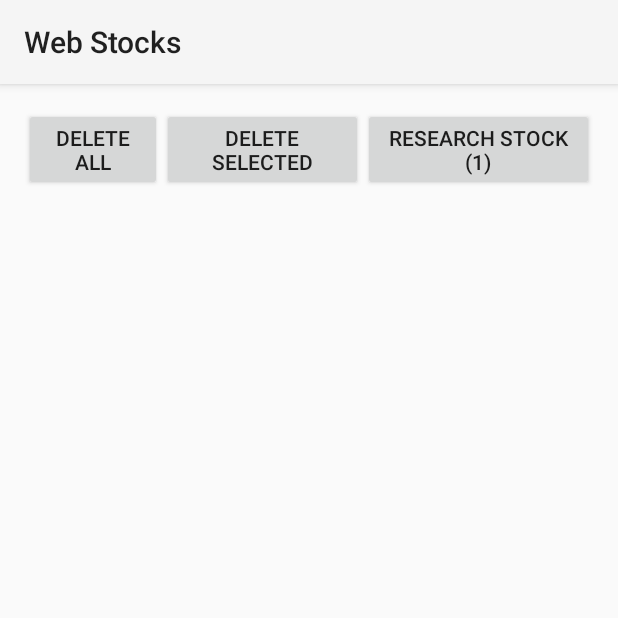
After one commit to JFlah/WebStocks, an Android app: the ViewActivity screen opened directly, with no data from a screen before it, on a phone screen of 412 x 824 dp, the top half of it. The commit adds this screen. Run offline under Robolectric (Android 15) with nearby library versions, the phone set to English and light mode, and no system bars; network calls fail.

Commit message:
Almost done

```diff
--- /dev/null
+++ b/app/src/main/java/com/example/jack/webstocks/MySQLiteHelper.java
@@ -0,0 +1,73 @@
+package com.example.jack.webstocks;
+
+/**
+ * Created by Jack on 5/10/2016.
+ */
+import android.content.Context;
+import android.database.sqlite.SQLiteDatabase;
+import android.database.sqlite.SQLiteOpenHelper;
+import android.provider.BaseColumns;
+import android.util.Log;
+
+public class MySQLiteHelper extends SQLiteOpenHelper {
+    private static final String DATABASE_NAME = "stocks.db";
+    private static final int DATABASE_VERSION = 1;
+
+    private static final String DATABASE_CREATE =
+            "create table " + StockEntry.TABLE_STOCK + " (" +
+                    StockEntry.COLUMN_ID + " integer primary key autoincrement, " +
+                    StockEntry.COLUMN_SYMBOL  + " text not null, " +
+                    StockEntry.COLUMN_PERCENTCHANGE + " text not null, " +
+                    StockEntry.COLUMN_ASKPRICE + " text not null, " +
+                    StockEntry.COLUMN_BIDPRICE + " text not null, " +
+                    StockEntry.COLUMN_DAYLOW + " text not null, " +
+                    StockEntry.COLUMN_DAYHIGH + " text not null, " +
+                    StockEntry.COLUMN_AVGDAILYVOLUME + " text not null, " +
+                    StockEntry.COLUMN_OPEN + " text not null, " +
+                    StockEntry.COLUMN_PREVCLOSE + " text not null, " +
+                    StockEntry.COLUMN_BOOKVAL + " text not null, " +
+                    StockEntry.COLUMN_DIVSHARE + " text not null, " +
+                    StockEntry.COLUMN_EPSESTIMATECURRENTYR + " text not null, " +
+                    StockEntry.COLUMN_EPSESTIMATENEXTYR + " text not null, " +
+                    StockEntry.COLUMN_YEARLOW + " text not null, " +
+                    StockEntry.COLUMN_YEARHIGH + " text not null)";
+
+    public MySQLiteHelper(Context context) {
+        super(context, DATABASE_NAME, null, DATABASE_VERSION);
+    }
+
+    @Override
+    public void onCreate(SQLiteDatabase database) {
+        database.execSQL(DATABASE_CREATE);
+    }
+
+    @Override
+    public void onUpgrade(SQLiteDatabase db, int oldVersion, int newVersion) {
+        Log.w(MySQLiteHelper.class.getName(),
+                "Upgrading database from version " + oldVersion + " to "
+                        + newVersion + ", which will destroy all old data");
+        db.execSQL("DROP TABLE IF EXISTS " + StockEntry.TABLE_STOCK);
+        onCreate(db);
+    }
+
+    public static abstract class StockEntry implements BaseColumns {
+        public static final String COLUMN_ID = "_id";
+        public static final String TABLE_STOCK = "stock";
+        public static final String COLUMN_SYMBOL = "symbol";
+        public static final String COLUMN_PERCENTCHANGE = "percentchange";
+        public static final String COLUMN_ASKPRICE = "askprice";
+        public static final String COLUMN_BIDPRICE = "bidprice";
+        public static final String COLUMN_DAYLOW = "daylow";
+        public static final String COLUMN_DAYHIGH = "dayhigh";
+        public static final String COLUMN_AVGDAILYVOLUME = "avgdailyvolume";
+        public static final String COLUMN_OPEN = "open";
+        public static final String COLUMN_PREVCLOSE = "prevclose";
+        public static final String COLUMN_BOOKVAL = "bookval";
+        public static final String COLUMN_DIVSHARE = "divshare";
+        public static final String COLUMN_EPSESTIMATECURRENTYR = "epsestimatecurrentyr";
+        public static final String COLUMN_EPSESTIMATENEXTYR = "epsestimatenextyr";
+        public static final String COLUMN_YEARLOW = "yearlow";
+        public static final String COLUMN_YEARHIGH = "yearhigh";
+    }
+
+}
--- /dev/null
+++ b/app/src/main/java/com/example/jack/webstocks/StockDataSource.java
@@ -0,0 +1,140 @@
+package com.example.jack.webstocks;
+
+/**
+ * Created by Jack on 5/10/2016.
+ */
+import android.content.ContentValues;
+import android.content.Context;
+import android.database.Cursor;
+import android.database.SQLException;
+import android.database.sqlite.SQLiteDatabase;
+
+import com.example.jack.webstocks.adt.WebStock;
+
+import java.util.ArrayList;
+
+public class StockDataSource {
+    public SQLiteDatabase database;
+    private MySQLiteHelper dbHelper;
+    public String[] allColumns = {
+            MySQLiteHelper.StockEntry.COLUMN_ID,
+            MySQLiteHelper.StockEntry.COLUMN_SYMBOL,
+            MySQLiteHelper.StockEntry.COLUMN_PERCENTCHANGE,
+            MySQLiteHelper.StockEntry.COLUMN_ASKPRICE,
+            MySQLiteHelper.StockEntry.COLUMN_BIDPRICE,
+            MySQLiteHelper.StockEntry.COLUMN_DAYLOW,
+            MySQLiteHelper.StockEntry.COLUMN_DAYHIGH,
+            MySQLiteHelper.StockEntry.COLUMN_AVGDAILYVOLUME,
+            MySQLiteHelper.StockEntry.COLUMN_OPEN,
+            MySQLiteHelper.StockEntry.COLUMN_PREVCLOSE,
+            MySQLiteHelper.StockEntry.COLUMN_BOOKVAL,
+            MySQLiteHelper.StockEntry.COLUMN_DIVSHARE,
+            MySQLiteHelper.StockEntry.COLUMN_EPSESTIMATECURRENTYR,
+            MySQLiteHelper.StockEntry.COLUMN_EPSESTIMATENEXTYR,
+            MySQLiteHelper.StockEntry.COLUMN_YEARLOW,
+            MySQLiteHelper.StockEntry.COLUMN_YEARHIGH
+    };
+    public StockDataSource(Context context) {
+        dbHelper = new MySQLiteHelper(context);
+    }
+
+    public void open() throws SQLException {
+        database = dbHelper.getWritableDatabase();
+    }
+
+    public void close() {
+        dbHelper.close();
+    }
+
+    public void delete() {
+        database.execSQL("DROP TABLE IF EXISTS " + MySQLiteHelper.StockEntry.TABLE_STOCK);
+    }
+
+    public void create() {
+        database.execSQL("create table if not exists " + MySQLiteHelper.StockEntry.TABLE_STOCK + " (" +
+                MySQLiteHelper.StockEntry.COLUMN_ID + " integer primary key autoincrement, " +
+                MySQLiteHelper.StockEntry.COLUMN_SYMBOL  + " text not null, " +
+                MySQLiteHelper.StockEntry.COLUMN_PERCENTCHANGE  + " text not null, " +
+                MySQLiteHelper.StockEntry.COLUMN_ASKPRICE  + " text not null, " +
+                MySQLiteHelper.StockEntry.COLUMN_BIDPRICE  + " text not null, " +
+                MySQLiteHelper.StockEntry.COLUMN_DAYLOW  + " text not null, " +
+                MySQLiteHelper.StockEntry.COLUMN_DAYHIGH  + " text not null, " +
+                MySQLiteHelper.StockEntry.COLUMN_AVGDAILYVOLUME  + " text not null, " +
+                MySQLiteHelper.StockEntry.COLUMN_OPEN  + " text not null, " +
+                MySQLiteHelper.StockEntry.COLUMN_PREVCLOSE  + " text not null, " +
+                MySQLiteHelper.StockEntry.COLUMN_BOOKVAL  + " text not null, " +
+                MySQLiteHelper.StockEntry.COLUMN_DIVSHARE  + " text not null, " +
+                MySQLiteHelper.StockEntry.COLUMN_EPSESTIMATECURRENTYR  + " text not null, " +
+                MySQLiteHelper.StockEntry.COLUMN_EPSESTIMATENEXTYR  + " text not null, " +
+                MySQLiteHelper.StockEntry.COLUMN_YEARLOW  + " text not null, " +
+                MySQLiteHelper.StockEntry.COLUMN_YEARHIGH + " text not null)");
+    }
+
+    public long createStock(String symbol, String percentChange, String askPrice, String bidPrice, String dayLow, String dayHigh, String avgDailyVolume,
+                            String open, String prevClose, String bookVal, String divShare, String epsEstimateCurrentYr, String epsEstimateNextYr,
+                            String yearLow, String yearHigh) {
+        ContentValues values = new ContentValues();
+        values.put(MySQLiteHelper.StockEntry.COLUMN_SYMBOL, symbol);
+        values.put(MySQLiteHelper.StockEntry.COLUMN_PERCENTCHANGE, percentChange);
+        values.put(MySQLiteHelper.StockEntry.COLUMN_ASKPRICE, askPrice);
+        values.put(MySQLiteHelper.StockEntry.COLUMN_BIDPRICE, bidPrice);
+        values.put(MySQLiteHelper.StockEntry.COLUMN_DAYLOW, dayLow);
+        values.put(MySQLiteHelper.StockEntry.COLUMN_DAYHIGH, dayHigh);
+        values.put(MySQLiteHelper.StockEntry.COLUMN_AVGDAILYVOLUME, avgDailyVolume);
+        values.put(MySQLiteHelper.StockEntry.COLUMN_OPEN, open);
+        values.put(MySQLiteHelper.StockEntry.COLUMN_PREVCLOSE, prevClose);
+        values.put(MySQLiteHelper.StockEntry.COLUMN_BOOKVAL, bookVal);
+        values.put(MySQLiteHelper.StockEntry.COLUMN_DIVSHARE, divShare);
+        values.put(MySQLiteHelper.StockEntry.COLUMN_EPSESTIMATECURRENTYR, epsEstimateCurrentYr);
+        values.put(MySQLiteHelper.StockEntry.COLUMN_EPSESTIMATENEXTYR, epsEstimateNextYr);
+        values.put(MySQLiteHelper.StockEntry.COLUMN_YEARLOW, yearLow);
+        values.put(MySQLiteHelper.StockEntry.COLUMN_YEARHIGH, yearHigh);
+        return database.insert(MySQLiteHelper.StockEntry.TABLE_STOCK, null, values);
+    }
+
+    public void deleteItem(WebStock item) {
+        long id = item.getId();
+        //System.out.println("Item deleted with id: " + id);
+        database.delete(MySQLiteHelper.StockEntry.TABLE_STOCK, MySQLiteHelper.StockEntry.COLUMN_ID
+                + " = " + id, null);
+    }
+
+    public ArrayList<WebStock> getAllItems() {
+        ArrayList<WebStock> items = new ArrayList<>();
+        Cursor cursor = database.query(MySQLiteHelper.StockEntry.TABLE_STOCK,
+                allColumns, null, null, null, null, null);
+
+        cursor.moveToFirst();
+        while (!cursor.isAfterLast()) {
+            WebStock detail = cursorToItem(cursor);
+            items.add(detail);
+            cursor.moveToNext();
+        }
+        // closing
+        cursor.close();
+        return items;
+    }
+
+    public WebStock cursorToItem(Cursor cursor) {
+        long id = cursor.getLong(0);
+        String symbol = cursor.getString(1);
+        String percentChange = cursor.getString(2);
+        double askPrice = Double.parseDouble(cursor.getString(3));
+        double bidPrice = Double.parseDouble(cursor.getString(4));
+        double dayLow = Double.parseDouble(cursor.getString(5));
+        double dayHigh = Double.parseDouble(cursor.getString(6));
+        int avgDailyVolume = Integer.parseInt(cursor.getString(7));
+        double open = Double.parseDouble(cursor.getString(8));
+        double prevClose = Double.parseDouble(cursor.getString(9));
+        double bookVal = Double.parseDouble(cursor.getString(10));
+        double divShare = Double.parseDouble(cursor.getString(11));
+        double epsEstimateCurrentYr = Double.parseDouble(cursor.getString(12));
+        double epsEstimateNextYr = Double.parseDouble(cursor.getString(13));
+        double yearLow = Double.parseDouble(cursor.getString(14));
+        double yearHigh = Double.parseDouble(cursor.getString(15));
+
+        return new WebStock(id, symbol, percentChange, askPrice, bidPrice, dayLow, dayHigh, avgDailyVolume,
+                open, prevClose, bookVal, divShare, epsEstimateCurrentYr, epsEstimateNextYr, yearLow, yearHigh);
+    }
+
+}
--- /dev/null
+++ b/app/src/main/java/com/example/jack/webstocks/ViewActivity.java
@@ -0,0 +1,100 @@
+package com.example.jack.webstocks;
+
+import android.app.Activity;
+import android.content.Intent;
+import android.os.Bundle;
+import android.util.SparseBooleanArray;
+import android.view.View;
+import android.widget.ArrayAdapter;
+import android.widget.Button;
+import android.widget.ListView;
+import android.widget.TextView;
+
+import com.example.jack.webstocks.adt.WebStock;
+
+import java.util.ArrayList;
+import java.util.List;
+
+public class ViewActivity extends Activity {
+    private StockDataSource dataSource;
+    private List<WebStock> favList;
+    Button delAll;
+    Button delSelected;
+    Button research;
+    ListView favLV;
+    TextView error;
+
+    @Override
+    protected void onCreate(Bundle savedInstanceState) {
+        super.onCreate(savedInstanceState);
+        setContentView(R.layout.activity_view);
+
+        favLV = (ListView) findViewById(R.id.favLV);
+        favLV.setChoiceMode(ListView.CHOICE_MODE_MULTIPLE);
+        delAll = (Button) findViewById(R.id.delAllButton);
+        delSelected = (Button) findViewById(R.id.delSelectedButton);
+        research = (Button) findViewById(R.id.researchButton);
+        favList = new ArrayList<>();
+        error = (TextView) findViewById(R.id.error);
+
+        dataSource = new StockDataSource(ViewActivity.this);
+        dataSource.open();
+        favList = dataSource.getAllItems();
+
+        ArrayAdapter<WebStock> adapter = new ArrayAdapter<>(this, android.R.layout.simple_list_item_multiple_choice, android.R.id.text1, favList);
+        favLV.setAdapter(adapter);
+
+        delAll.setOnClickListener(new View.OnClickListener() {
+            @Override
+            public void onClick(View v) {
+                dataSource.delete();
+                dataSource.create();
+                favList = dataSource.getAllItems();
+                for (WebStock s : favList)
+                    System.out.println(s.toString());
+                ArrayAdapter<WebStock> adapter = new ArrayAdapter<>(ViewActivity.this, android.R.layout.simple_list_item_multiple_choice, android.R.id.text1, favList);
+                favLV.setAdapter(adapter);
+            }
+        });
+        delSelected.setOnClickListener(new View.OnClickListener() {
+            @Override
+            public void onClick(View v) {
+                int len = favLV.getCount();
+                SparseBooleanArray checked = favLV.getCheckedItemPositions();
+                for (int i = 0; i < len; i++) {
+                    if (checked.get(i)){
+                        WebStock item = favList.get(i);
+                        dataSource.deleteItem(item);
+                    }
+                }
+                favList = dataSource.getAllItems();
+                ArrayAdapter<WebStock> adapter = new ArrayAdapter<>(ViewActivity.this, android.R.layout.simple_list_item_multiple_choice, android.R.id.text1, favList);
+                favLV.setAdapter(adapter);
+            }
+        });
+        research.setOnClickListener(new View.OnClickListener() {
+            @Override
+            public void onClick(View v) {
+                error.setText("");
+                int len = favLV.getCount();
+                int numChecked = 0;
+                WebStock item = null;
+                SparseBooleanArray checked = favLV.getCheckedItemPositions();
+                for (int i = 0; i < len; i++) {
+                    if (checked.get(i)) {
+                        numChecked++;
+                        item = favList.get(i);
+                    }
+                }
+                if (numChecked < 2 && item != null) {
+                    Intent researchIntent = new Intent(ViewActivity.this, ResearchActivity.class);
+                    //researchIntent.putExtra("Symbol", item.getSymbol());
+                    researchIntent.putExtra("Item", item);
+                    startActivity(researchIntent);
+                } else {
+                    error.setText("Please select a single stock to research");
+                }
+            }
+        });
+    }
+}
--- /dev/null
+++ b/app/src/main/res/layout/activity_view.xml
@@ -0,0 +1,50 @@
+<?xml version="1.0" encoding="utf-8"?>
+<LinearLayout xmlns:android="http://schemas.android.com/apk/res/android"
+    xmlns:tools="http://schemas.android.com/tools"
+    android:layout_width="match_parent"
+    android:layout_height="match_parent"
+    android:orientation="vertical"
+    android:paddingBottom="@dimen/activity_vertical_margin"
+    android:paddingLeft="@dimen/activity_horizontal_margin"
+    android:paddingRight="@dimen/activity_horizontal_margin"
+    android:paddingTop="@dimen/activity_vertical_margin"
+    tools:context="com.example.jack.webstocks.ViewActivity">
+
+    <LinearLayout
+        android:layout_width="wrap_content"
+        android:layout_height="wrap_content"
+        android:orientation="horizontal">
+    <Button
+        android:layout_width="wrap_content"
+        android:layout_height="wrap_content"
+        android:id="@+id/delAllButton"
+        android:layout_weight="1"
+        android:text="Delete All"/>
+
+    <Button
+        android:layout_width="wrap_content"
+        android:layout_height="wrap_content"
+        android:id="@+id/delSelectedButton"
+        android:layout_weight="1"
+        android:text="Delete Selected"/>
+
+    <Button
+        android:layout_width="wrap_content"
+        android:layout_height="wrap_content"
+        android:id="@+id/researchButton"
+        android:layout_weight="1"
+        android:text="Research Stock (1)"/>
+    </LinearLayout>
+
+    <TextView
+        android:layout_width="wrap_content"
+        android:layout_height="wrap_content"
+        android:textColor="#ff0900"
+        android:id="@+id/error"/>
+
+    <ListView
+        android:id="@+id/favLV"
+        android:layout_width="match_parent"
+        android:layout_height="match_parent"></ListView>
+
+</LinearLayout>
--- a/build.gradle
+++ b/build.gradle
@@ -5,7 +5,7 @@ buildscript {
         jcenter()
     }
     dependencies {
-        classpath 'com.android.tools.build:gradle:1.0.0'
+        classpath 'com.android.tools.build:gradle:1.5.0'
     }
 }
 
```
Also changed, not shown: app/src/main/AndroidManifest.xml (+9 -8 lines), app/src/main/java/com/example/jack/webstocks/MainActivity.java (+12 -2 lines), app/src/main/java/com/example/jack/webstocks/ResearchActivity.java (added, +109 -0 lines), app/src/main/java/com/example/jack/webstocks/Stock.java (+50 -9 lines), app/src/main/java/com/example/jack/webstocks/adt/WebStock.java (+34 -1 lines), app/src/main/java/com/example/jack/webstocks/http/StockHttp.java (+5 -9 lines), app/src/main/java/com/example/jack/webstocks/list/StockList.java (+3 -11 lines), app/src/main/res/layout/activity_main.xml (+18 -1 lines), app/src/main/res/layout/activity_research.xml (added, +23 -0 lines), app/src/main/res/layout/activity_stock.xml (+11 -6 lines), gradle/wrapper/gradle-wrapper.properties (added), 4 other files.
